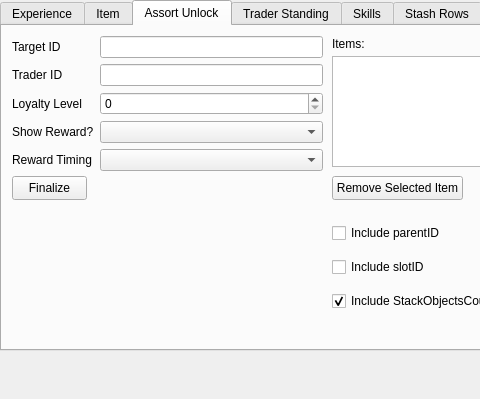
First picture: the form in src/gui_rewards.ui, repository ThePi1/SPT-Trader-Builder, before the edit; both pictures show x 0 to 480 and y 0 to 399 of the 973 by 399 pixel window.
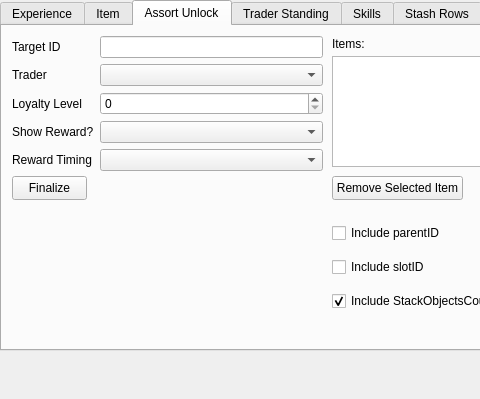
Second picture: the form after the edit. The open tabs and pages were chosen to show the change.

Commit message: Starting to wire up rewards

```diff
--- a/src/gui_rewards.ui
+++ b/src/gui_rewards.ui
@@ -313,7 +313,7 @@
        <item row="1" column="0">
         <widget class="QLabel" name="label_18">
          <property name="text">
-          <string>Trader ID</string>
+          <string>Trader</string>
          </property>
         </widget>
        </item>
@@ -330,9 +330,6 @@
        <item row="0" column="1">
         <widget class="QLineEdit" name="fld_tid_asu"/>
        </item>
-       <item row="1" column="1">
-        <widget class="QLineEdit" name="fld_traderid_asu"/>
-       </item>
        <item row="3" column="1">
         <widget class="QComboBox" name="box_unknown_asu"/>
        </item>
@@ -360,6 +357,9 @@
          </property>
         </widget>
        </item>
+       <item row="1" column="1">
+        <widget class="QComboBox" name="box_trader_asu"/>
+       </item>
       </layout>
      </widget>
      <widget class="QLabel" name="label_17">
```
Left out of the diff: 10 changed lines with no effect on the pictures. The commit also changes 4 other files.
